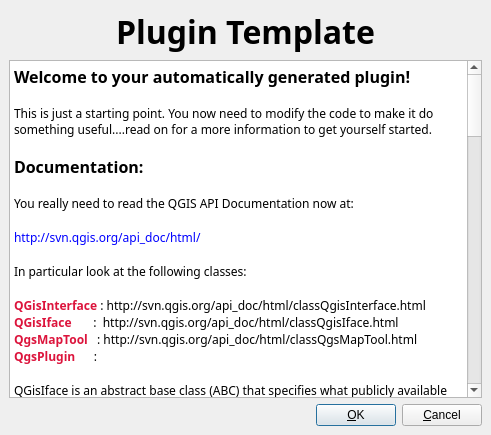
The window that src/plugins/plugin_template/pluginguibase.ui (kadas-albireo/kadas-albireo) describes before a commit, drawn with Qt 5.
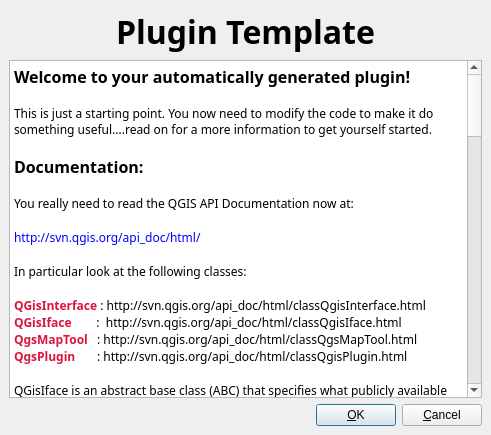
The same window after the commit. Icons and pictures are not drawn.

Commit message: Add proper link to QgisPlugin in dxygen docs

The edit to the form file:
```diff
--- a/src/plugins/plugin_template/pluginguibase.ui
+++ b/src/plugins/plugin_template/pluginguibase.ui
@@ -109,7 +109,7 @@
    <item row="1" column="0" >
     <widget class="QTextBrowser" name="textBrowser" >
      <property name="html" >
-      <string>&lt;html>&lt;head>&lt;meta name="qrichtext" content="1" />&lt;/head>&lt;body style=" white-space: pre-wrap; font-family:Sans Serif; font-size:9pt; font-weight:400; font-style:normal; text-decoration:none;">&lt;p style=" margin-top:0px; margin-bottom:0px; margin-left:0px; margin-right:0px; -qt-block-indent:0; text-indent:0px;">&lt;span style=" font-size:12pt; font-weight:600;">Welcome to your automatically generated plugin!&lt;/span>&lt;/p>&lt;p style="-qt-paragraph-type:empty; margin-top:0px; margin-bottom:0px; margin-left:0px; margin-right:0px; -qt-block-indent:0; text-indent:0px;">&lt;/p>&lt;p style=" margin-top:0px; margin-bottom:0px; margin-left:0px; margin-right:0px; -qt-block-indent:0; text-indent:0px;">This is just a starting point. You now need to modify the code to make it do something useful....read on for a more information to get yourself started.&lt;/p>&lt;p style="-qt-paragraph-type:empty; margin-top:0px; margin-bottom:0px; margin-left:0px; margin-right:0px; -qt-block-indent:0; text-indent:0px;">&lt;/p>&lt;p style=" margin-top:0px; margin-bottom:0px; margin-left:0px; margin-right:0px; -qt-block-indent:0; text-indent:0px;">&lt;span style=" font-size:12pt; font-weight:600;">Documentation:&lt;/span>&lt;/p>&lt;p style="-qt-paragraph-type:empty; margin-top:0px; margin-bottom:0px; margin-left:0px; margin-right:0px; -qt-block-indent:0; text-indent:0px;">&lt;/p>&lt;p style=" margin-top:0px; margin-bottom:0px; margin-left:0px; margin-right:0px; -qt-block-indent:0; text-indent:0px;">You really need to read the QGIS API Documentation now at:&lt;/p>&lt;p style="-qt-paragraph-type:empty; margin-top:0px; margin-bottom:0px; margin-left:0px; margin-right:0px; -qt-block-indent:0; text-indent:0px;">&lt;/p>&lt;p style=" margin-top:0px; margin-bottom:0px; margin-left:0px; margin-right:0px; -qt-block-indent:0; text-indent:0px;">&lt;span style=" color:#0000ff;">http://svn.qgis.org/api_doc/html/&lt;/span>&lt;/p>&lt;p style="-qt-paragraph-type:empty; margin-top:0px; margin-bottom:0px; margin-left:0px; margin-right:0px; -qt-block-indent:0; text-indent:0px;">&lt;/p>&lt;p style=" margin-top:0px; margin-bottom:0px; margin-left:0px; margin-right:0px; -qt-block-indent:0; text-indent:0px;">In particular look at the following classes:&lt;/p>&lt;p style="-qt-paragraph-type:empty; margin-top:0px; margin-bottom:0px; margin-left:0px; margin-right:0px; -qt-block-indent:0; text-indent:0px;">&lt;/p>&lt;p style=" margin-top:0px; margin-bottom:0px; margin-left:0px; margin-right:0px; -qt-block-indent:0; text-indent:0px;">&lt;span style=" font-weight:600; color:#dc143c;">QGisInterface&lt;/span> : http://svn.qgis.org/api_doc/html/classQgisInterface.html&lt;/p>&lt;p style=" margin-top:0px; margin-bottom:0px; margin-left:0px; margin-right:0px; -qt-block-indent:0; text-indent:0px;">&lt;span style=" font-weight:600; color:#dc143c;">QGisIface&lt;/span>       :  http://svn.qgis.org/api_doc/html/classQgisIface.html&lt;/p>&lt;p style=" margin-top:0px; margin-bottom:0px; margin-left:0px; margin-right:0px; -qt-block-indent:0; text-indent:0px;">&lt;span style=" font-weight:600; color:#dc143c;">QgsMapTool&lt;/span>   : http://svn.qgis.org/api_doc/html/classQgsMapTool.html&lt;/p>&lt;p style=" margin-top:0px; margin-bottom:0px; margin-left:0px; margin-right:0px; -qt-block-indent:0; text-indent:0px;">&lt;span style=" font-weight:600; color:#dc143c;">QgsPlugin&lt;/span>      :&lt;/p>&lt;p style="-qt-paragraph-type:empty; margin-top:0px; margin-bottom:0px; margin-left:0px; margin-right:0px; -qt-block-indent:0; text-indent:0px;">&lt;/p>&lt;p style=" margin-top:0px; margin-bottom:0px; margin-left:0px; margin-right:0px; -qt-block-indent:0; text-indent:0px;">QGisIface is an abstract base class (ABC) that specifies what publicly available features of QGIS are exposed to third party code and plugins. QgisInterface is an concrete implementation of this ABC. The preferred way to carry out operations on QGIS is via the QGisInterface. An instance of the QgisInterface is passed to the plugin when it loads. Please consult the QGIS development team if there is functionality required in the QGisInterface that is not available.&lt;/p>&lt;p style="-qt-paragraph-type:empty; margin-top:0px; margin-bottom:0px; margin-left:0px; margin-right:0px; -qt-block-indent:0; text-indent:0px;">&lt;/p>&lt;p style=" margin-top:0px; margin-bottom:0px; margin-left:0px; margin-right:0px; -qt-block-indent:0; text-indent:0px;">QgsPlugin is an ABC that defines required behaviour your plugin must provide. See below for more details.&lt;/p>&lt;p style="-qt-paragraph-type:empty; margin-top:0px; margin-bottom:0px; margin-left:0px; margin-right:0px; -qt-block-indent:0; text-indent:0px;">&lt;/p>&lt;p style=" margin-top:0px; margin-bottom:0px; margin-left:0px; margin-right:0px; -qt-block-indent:0; text-indent:0px;">&lt;span style=" font-size:12pt; font-weight:600;">What are all the files in my generated plugin directory for?&lt;/span>&lt;/p>&lt;p style="-qt-paragraph-type:empty; margin-top:0px; margin-bottom:0px; margin-left:0px; margin-right:0px; -qt-block-indent:0; text-indent:0px;">&lt;/p>&lt;p style=" margin-top:0px; margin-bottom:0px; margin-left:0px; margin-right:0px; -qt-block-indent:0; text-indent:0px;">&lt;span style=" font-weight:600; color:#dc143c;">Makefile.am  &lt;/span>&lt;/p>&lt;p style=" margin-top:0px; margin-bottom:0px; margin-left:0px; margin-right:0px; -qt-block-indent:0; text-indent:0px;">This is the generated Makefile specification for your plugin. You will see that specifies c++ include paths (-I) and library linkages -l) to Qt4, GDAL, GEOS, QGIS Core, QGIS Ui, QGIS Gui and QGis Raster. You should add you application specific dependencies and source files to this Makefile.&lt;/p>&lt;p style="-qt-paragraph-type:empty; margin-top:0px; margin-bottom:0px; margin-left:0px; margin-right:0px; -qt-block-indent:0; text-indent:0px;">&lt;/p>&lt;p style=" margin-top:0px; margin-bottom:0px; margin-left:0px; margin-right:0px; -qt-block-indent:0; text-indent:0px;">&lt;span style=" font-weight:600; color:#dc143c;">[pluginlcasename].h&lt;/span>&lt;/p>&lt;p style=" margin-top:0px; margin-bottom:0px; margin-left:0px; margin-right:0px; -qt-block-indent:0; text-indent:0px; font-weight:600; color:#dc143c;">[pluginlcasename].cpp  &lt;/p>&lt;p style=" margin-top:0px; margin-bottom:0px; margin-left:0px; margin-right:0px; -qt-block-indent:0; text-indent:0px;">This is the class that provides the 'glue' between your custom application logic and the QGIS application. You will see that a number of methods are already implemented for you - including some examples of how to add a raster or vector layer to the main application map canvas. This class is a subclass of QgisPlugin which defines required behaviour for a plugin. In particular, a plugin has a number of static methods and members so that the QgsPluginManager and plugin loader logic can identify each plugin, create an appropriate menu entry for it etc. Note there is nothing stopping you creating multiple toolbar icons and menu entries for a single plugin. By default though a single menu entry and toolbar button is created and its pre-configured to call the run() method in this class when selected. This default implementation provided for you by the plugin builder is well documented, so please refer to the code for further advice.&lt;/p>&lt;p style="-qt-paragraph-type:empty; margin-top:0px; margin-bottom:0px; margin-left:0px; margin-right:0px; -qt-block-indent:0; text-indent:0px;">&lt;/p>&lt;p style=" margin-top:0px; margin-bottom:0px; margin-left:0px; margin-right:0px; -qt-block-indent:0; text-indent:0px;">&lt;span style=" font-weight:600; color:#dc143c;">[pluginlcasename]guibase.ui  &lt;/span>&lt;/p>&lt;p style=" margin-top:0px; margin-bottom:0px; margin-left:0px; margin-right:0px; -qt-block-indent:0; text-indent:0px; font-weight:600; color:#dc143c;">[pluginlcasename]guibase.ui.h&lt;span style=" font-weight:400; color:#000000;">  &lt;/span>&lt;/p>&lt;p style=" margin-top:0px; margin-bottom:0px; margin-left:0px; margin-right:0px; -qt-block-indent:0; text-indent:0px;">This is an Abstract Base Class implemented in Qt4 fashion as a Qt designer 'ui' file. It defines the look of the default plugin dialog without implementing any application logic. You can modify this form to suite your needs or completely remove it if your plugin does not need to display a user form (e.g. for custom MapTools).&lt;/p>&lt;p style="-qt-paragraph-type:empty; margin-top:0px; margin-bottom:0px; margin-left:0px; margin-right:0px; -qt-block-indent:0; text-indent:0px;">&lt;/p>&lt;p style="-qt-paragraph-type:empty; margin-top:0px; margin-bottom:0px; margin-left:0px; margin-right:0px; -qt-block-indent:0; text-indent:0px;">&lt;/p>&lt;p style=" margin-top:0px; margin-bottom:0px; margin-left:0px; margin-right:0px; -qt-block-indent:0; text-indent:0px;">&lt;span style=" font-weight:600; color:#dc143c;">[pluginlcasename]gui.cpp  &lt;/span>&lt;/p>&lt;p style=" margin-top:0px; margin-bottom:0px; margin-left:0px; margin-right:0px; -qt-block-indent:0; text-indent:0px; font-weight:600; color:#dc143c;">[pluginlcasename]gui.h &lt;span style=" font-weight:400; color:#000000;"> &lt;/span>&lt;/p>&lt;p style=" margin-top:0px; margin-bottom:0px; margin-left:0px; margin-right:0px; -qt-block-indent:0; text-indent:0px;">This is the concrete class where application logic for the above mentioned dialog should go. The world is your oyster here really....&lt;/p>&lt;p style="-qt-paragraph-type:empty; margin-top:0px; margin-bottom:0px; margin-left:0px; margin-right:0px; -qt-block-indent:0; text-indent:0px;">&lt;/p>&lt;p style=" margin-top:0px; margin-bottom:0px; margin-left:0px; margin-right:0px; -qt-block-indent:0; text-indent:0px;">&lt;span style=" font-weight:600; color:#dc143c;">[pluginlcasename].qrc  &lt;/span>&lt;/p>&lt;p style=" margin-top:0px; margin-bottom:0px; margin-left:0px; margin-right:0px; -qt-block-indent:0; text-indent:0px; font-weight:600; color:#dc143c;">&lt;span style=" font-weight:400; color:#000000;">This is the Qt4 resources file for your plugin. The Makefile generated for your plugin is all set up to compile the resource file so all you need to do is add your additional icons etc using the simple xml file format. Note the namespace used for all your resources e.g. (":/[pluginname]/"). It is important to use this prefix for all your resources. We suggest you include any other images and run time data in this resurce file too.&lt;/span>&lt;/p>&lt;p style="-qt-paragraph-type:empty; margin-top:0px; margin-bottom:0px; margin-left:0px; margin-right:0px; -qt-block-indent:0; text-indent:0px;">&lt;/p>&lt;p style=" margin-top:0px; margin-bottom:0px; margin-left:0px; margin-right:0px; -qt-block-indent:0; text-indent:0px;">&lt;span style=" font-weight:600; color:#dc143c;">[pluginlcasename].png  &lt;/span>&lt;/p>&lt;p style=" margin-top:0px; margin-bottom:0px; margin-left:0px; margin-right:0px; -qt-block-indent:0; text-indent:0px; font-weight:600; color:#dc143c;">&lt;span style=" font-weight:400; color:#000000;">This is the icon that will be used for your plugin menu entry and toolbar icon. Simply replace this icon with your own icon to make your plugin disctinctive from the rest.&lt;/span>&lt;/p>&lt;p style="-qt-paragraph-type:empty; margin-top:0px; margin-bottom:0px; margin-left:0px; margin-right:0px; -qt-block-indent:0; text-indent:0px; font-weight:600; color:#dc143c;">&lt;/p>&lt;p style=" margin-top:0px; margin-bottom:0px; margin-left:0px; margin-right:0px; -qt-block-indent:0; text-indent:0px;">&lt;span style=" font-weight:600; color:#dc143c;">README&lt;/span>&lt;/p>&lt;p style=" margin-top:0px; margin-bottom:0px; margin-left:0px; margin-right:0px; -qt-block-indent:0; text-indent:0px;">This file contains the documentation you are reading now!&lt;/p>&lt;p style="-qt-paragraph-type:empty; margin-top:0px; margin-bottom:0px; margin-left:0px; margin-right:0px; -qt-block-indent:0; text-indent:0px;">&lt;/p>&lt;p style="-qt-paragraph-type:empty; margin-top:0px; margin-bottom:0px; margin-left:0px; margin-right:0px; -qt-block-indent:0; text-indent:0px;">&lt;/p>&lt;p style=" margin-top:0px; margin-bottom:0px; margin-left:0px; margin-right:0px; -qt-block-indent:0; text-indent:0px;">&lt;span style=" font-size:12pt; font-weight:600;">Getting developer help:&lt;/span>&lt;/p>&lt;p style="-qt-paragraph-type:empty; margin-top:0px; margin-bottom:0px; margin-left:0px; margin-right:0px; -qt-block-indent:0; text-indent:0px;">&lt;/p>&lt;p style=" margin-top:0px; margin-bottom:0px; margin-left:0px; margin-right:0px; -qt-block-indent:0; text-indent:0px;">For Questions and Comments regarding the plugin builder template and creating your features in QGIS using the plugin interface please contact us via:&lt;/p>&lt;p style="-qt-paragraph-type:empty; margin-top:0px; margin-bottom:0px; margin-left:0px; margin-right:0px; -qt-block-indent:0; text-indent:0px;">&lt;/p>&lt;p style=" margin-top:0px; margin-bottom:0px; margin-left:0px; margin-right:0px; -qt-block-indent:0; text-indent:0px;"> * the QGIS developers mailing list, or&lt;/p>&lt;p style=" margin-top:0px; margin-bottom:0px; margin-left:0px; margin-right:0px; -qt-block-indent:0; text-indent:0px;"> * IRC (#qgis on freenode.net)&lt;/p>&lt;p style="-qt-paragraph-type:empty; margin-top:0px; margin-bottom:0px; margin-left:0px; margin-right:0px; -qt-block-indent:0; text-indent:0px;">&lt;/p>&lt;p style=" margin-top:0px; margin-bottom:0px; margin-left:0px; margin-right:0px; -qt-block-indent:0; text-indent:0px;">QGIS is distributed under the Gnu Public License. If you create a useful plugin please consider contributing it back to the community.&lt;/p>&lt;p style="-qt-paragraph-type:empty; margin-top:0px; margin-bottom:0px; margin-left:0px; margin-right:0px; -qt-block-indent:0; text-indent:0px;">&lt;/p>&lt;p style=" margin-top:0px; margin-bottom:0px; margin-left:0px; margin-right:0px; -qt-block-indent:0; text-indent:0px;">Have fun and thank you for choosing QGIS.&lt;/p>&lt;p style="-qt-paragraph-type:empty; margin-top:0px; margin-bottom:0px; margin-left:0px; margin-right:0px; -qt-block-indent:0; text-indent:0px;">&lt;/p>&lt;p style=" margin-top:0px; margin-bottom:0px; margin-left:0px; margin-right:0px; -qt-block-indent:0; text-indent:0px;">&lt;span style=" font-weight:600;">The QGIS Team&lt;/span>&lt;/p>&lt;p style=" margin-top:0px; margin-bottom:0px; margin-left:0px; margin-right:0px; -qt-block-indent:0; text-indent:0px; font-weight:600;">2006&lt;/p>&lt;/body>&lt;/html></string>
+      <string>&lt;html>&lt;head>&lt;meta name="qrichtext" content="1" />&lt;/head>&lt;body style=" white-space: pre-wrap; font-family:Sans Serif; font-size:9pt; font-weight:400; font-style:normal; text-decoration:none;">&lt;p style=" margin-top:0px; margin-bottom:0px; margin-left:0px; margin-right:0px; -qt-block-indent:0; text-indent:0px;">&lt;span style=" font-size:12pt; font-weight:600;">Welcome to your automatically generated plugin!&lt;/span>&lt;/p>&lt;p style="-qt-paragraph-type:empty; margin-top:0px; margin-bottom:0px; margin-left:0px; margin-right:0px; -qt-block-indent:0; text-indent:0px;">&lt;/p>&lt;p style=" margin-top:0px; margin-bottom:0px; margin-left:0px; margin-right:0px; -qt-block-indent:0; text-indent:0px;">This is just a starting point. You now need to modify the code to make it do something useful....read on for a more information to get yourself started.&lt;/p>&lt;p style="-qt-paragraph-type:empty; margin-top:0px; margin-bottom:0px; margin-left:0px; margin-right:0px; -qt-block-indent:0; text-indent:0px;">&lt;/p>&lt;p style=" margin-top:0px; margin-bottom:0px; margin-left:0px; margin-right:0px; -qt-block-indent:0; text-indent:0px;">&lt;span style=" font-size:12pt; font-weight:600;">Documentation:&lt;/span>&lt;/p>&lt;p style="-qt-paragraph-type:empty; margin-top:0px; margin-bottom:0px; margin-left:0px; margin-right:0px; -qt-block-indent:0; text-indent:0px;">&lt;/p>&lt;p style=" margin-top:0px; margin-bottom:0px; margin-left:0px; margin-right:0px; -qt-block-indent:0; text-indent:0px;">You really need to read the QGIS API Documentation now at:&lt;/p>&lt;p style="-qt-paragraph-type:empty; margin-top:0px; margin-bottom:0px; margin-left:0px; margin-right:0px; -qt-block-indent:0; text-indent:0px;">&lt;/p>&lt;p style=" margin-top:0px; margin-bottom:0px; margin-left:0px; margin-right:0px; -qt-block-indent:0; text-indent:0px;">&lt;span style=" color:#0000ff;">http://svn.qgis.org/api_doc/html/&lt;/span>&lt;/p>&lt;p style="-qt-paragraph-type:empty; margin-top:0px; margin-bottom:0px; margin-left:0px; margin-right:0px; -qt-block-indent:0; text-indent:0px;">&lt;/p>&lt;p style=" margin-top:0px; margin-bottom:0px; margin-left:0px; margin-right:0px; -qt-block-indent:0; text-indent:0px;">In particular look at the following classes:&lt;/p>&lt;p style="-qt-paragraph-type:empty; margin-top:0px; margin-bottom:0px; margin-left:0px; margin-right:0px; -qt-block-indent:0; text-indent:0px;">&lt;/p>&lt;p style=" margin-top:0px; margin-bottom:0px; margin-left:0px; margin-right:0px; -qt-block-indent:0; text-indent:0px;">&lt;span style=" font-weight:600; color:#dc143c;">QGisInterface&lt;/span> : http://svn.qgis.org/api_doc/html/classQgisInterface.html&lt;/p>&lt;p style=" margin-top:0px; margin-bottom:0px; margin-left:0px; margin-right:0px; -qt-block-indent:0; text-indent:0px;">&lt;span style=" font-weight:600; color:#dc143c;">QGisIface&lt;/span>        :  http://svn.qgis.org/api_doc/html/classQgisIface.html&lt;/p>&lt;p style=" margin-top:0px; margin-bottom:0px; margin-left:0px; margin-right:0px; -qt-block-indent:0; text-indent:0px;">&lt;span style=" font-weight:600; color:#dc143c;">QgsMapTool&lt;/span>   : http://svn.qgis.org/api_doc/html/classQgsMapTool.html&lt;/p>&lt;p style=" margin-top:0px; margin-bottom:0px; margin-left:0px; margin-right:0px; -qt-block-indent:0; text-indent:0px;">&lt;span style=" font-weight:600; color:#dc143c;">QgsPlugin&lt;/span>       : http://svn.qgis.org/api_doc/html/classQgisPlugin.html&lt;/p>&lt;p style="-qt-paragraph-type:empty; margin-top:0px; margin-bottom:0px; margin-left:0px; margin-right:0px; -qt-block-indent:0; text-indent:0px;">&lt;/p>&lt;p style=" margin-top:0px; margin-bottom:0px; margin-left:0px; margin-right:0px; -qt-block-indent:0; text-indent:0px;">QGisIface is an abstract base class (ABC) that specifies what publicly available features of QGIS are exposed to third party code and plugins. QgisInterface is an concrete implementation of this ABC. The preferred way to carry out operations on QGIS is via the QGisInterface. An instance of the QgisInterface is passed to the plugin when it loads. Please consult the QGIS development team if there is functionality required in the QGisInterface that is not available.&lt;/p>&lt;p style="-qt-paragraph-type:empty; margin-top:0px; margin-bottom:0px; margin-left:0px; margin-right:0px; -qt-block-indent:0; text-indent:0px;">&lt;/p>&lt;p style=" margin-top:0px; margin-bottom:0px; margin-left:0px; margin-right:0px; -qt-block-indent:0; text-indent:0px;">QgsPlugin is an ABC that defines required behaviour your plugin must provide. See below for more details.&lt;/p>&lt;p style="-qt-paragraph-type:empty; margin-top:0px; margin-bottom:0px; margin-left:0px; margin-right:0px; -qt-block-indent:0; text-indent:0px;">&lt;/p>&lt;p style=" margin-top:0px; margin-bottom:0px; margin-left:0px; margin-right:0px; -qt-block-indent:0; text-indent:0px;">&lt;span style=" font-size:12pt; font-weight:600;">What are all the files in my generated plugin directory for?&lt;/span>&lt;/p>&lt;p style="-qt-paragraph-type:empty; margin-top:0px; margin-bottom:0px; margin-left:0px; margin-right:0px; -qt-block-indent:0; text-indent:0px;">&lt;/p>&lt;p style=" margin-top:0px; margin-bottom:0px; margin-left:0px; margin-right:0px; -qt-block-indent:0; text-indent:0px;">&lt;span style=" font-weight:600; color:#dc143c;">Makefile.am  &lt;/span>&lt;/p>&lt;p style=" margin-top:0px; margin-bottom:0px; margin-left:0px; margin-right:0px; -qt-block-indent:0; text-indent:0px;">This is the generated Makefile specification for your plugin. You will see that specifies c++ include paths (-I) and library linkages -l) to Qt4, GDAL, GEOS, QGIS Core, QGIS Ui, QGIS Gui and QGis Raster. You should add you application specific dependencies and source files to this Makefile.&lt;/p>&lt;p style="-qt-paragraph-type:empty; margin-top:0px; margin-bottom:0px; margin-left:0px; margin-right:0px; -qt-block-indent:0; text-indent:0px;">&lt;/p>&lt;p style=" margin-top:0px; margin-bottom:0px; margin-left:0px; margin-right:0px; -qt-block-indent:0; text-indent:0px;">&lt;span style=" font-weight:600; color:#dc143c;">[pluginlcasename].h&lt;/span>&lt;/p>&lt;p style=" margin-top:0px; margin-bottom:0px; margin-left:0px; margin-right:0px; -qt-block-indent:0; text-indent:0px; font-weight:600; color:#dc143c;">[pluginlcasename].cpp  &lt;/p>&lt;p style=" margin-top:0px; margin-bottom:0px; margin-left:0px; margin-right:0px; -qt-block-indent:0; text-indent:0px;">This is the class that provides the 'glue' between your custom application logic and the QGIS application. You will see that a number of methods are already implemented for you - including some examples of how to add a raster or vector layer to the main application map canvas. This class is a concrete instance of the QgisPlugin interface which defines required behaviour for a plugin. In particular, a plugin has a number of static methods and members so that the QgsPluginManager and plugin loader logic can identify each plugin, create an appropriate menu entry for it etc. Note there is nothing stopping you creating multiple toolbar icons and menu entries for a single plugin. By default though a single menu entry and toolbar button is created and its pre-configured to call the run() method in this class when selected. This default implementation provided for you by the plugin builder is well documented, so please refer to the code for further advice.&lt;/p>&lt;p style="-qt-paragraph-type:empty; margin-top:0px; margin-bottom:0px; margin-left:0px; margin-right:0px; -qt-block-indent:0; text-indent:0px;">&lt;/p>&lt;p style=" margin-top:0px; margin-bottom:0px; margin-left:0px; margin-right:0px; -qt-block-indent:0; text-indent:0px;">&lt;span style=" font-weight:600; color:#dc143c;">[pluginlcasename]guibase.ui  &lt;/span>&lt;/p>&lt;p style=" margin-top:0px; margin-bottom:0px; margin-left:0px; margin-right:0px; -qt-block-indent:0; text-indent:0px; font-weight:600; color:#dc143c;">[pluginlcasename]guibase.ui.h&lt;span style=" font-weight:400; color:#000000;">  &lt;/span>&lt;/p>&lt;p style=" margin-top:0px; margin-bottom:0px; margin-left:0px; margin-right:0px; -qt-block-indent:0; text-indent:0px;">This is an Abstract Base Class implemented in Qt4 fashion as a Qt designer 'ui' file. It defines the look of the default plugin dialog without implementing any application logic. You can modify this form to suite your needs or completely remove it if your plugin does not need to display a user form (e.g. for custom MapTools).&lt;/p>&lt;p style="-qt-paragraph-type:empty; margin-top:0px; margin-bottom:0px; margin-left:0px; margin-right:0px; -qt-block-indent:0; text-indent:0px;">&lt;/p>&lt;p style="-qt-paragraph-type:empty; margin-top:0px; margin-bottom:0px; margin-left:0px; margin-right:0px; -qt-block-indent:0; text-indent:0px;">&lt;/p>&lt;p style=" margin-top:0px; margin-bottom:0px; margin-left:0px; margin-right:0px; -qt-block-indent:0; text-indent:0px;">&lt;span style=" font-weight:600; color:#dc143c;">[pluginlcasename]gui.cpp  &lt;/span>&lt;/p>&lt;p style=" margin-top:0px; margin-bottom:0px; margin-left:0px; margin-right:0px; -qt-block-indent:0; text-indent:0px; font-weight:600; color:#dc143c;">[pluginlcasename]gui.h &lt;span style=" font-weight:400; color:#000000;"> &lt;/span>&lt;/p>&lt;p style=" margin-top:0px; margin-bottom:0px; margin-left:0px; margin-right:0px; -qt-block-indent:0; text-indent:0px;">This is the concrete class where application logic for the above mentioned dialog should go. The world is your oyster here really....&lt;/p>&lt;p style="-qt-paragraph-type:empty; margin-top:0px; margin-bottom:0px; margin-left:0px; margin-right:0px; -qt-block-indent:0; text-indent:0px;">&lt;/p>&lt;p style=" margin-top:0px; margin-bottom:0px; margin-left:0px; margin-right:0px; -qt-block-indent:0; text-indent:0px;">&lt;span style=" font-weight:600; color:#dc143c;">[pluginlcasename].qrc  &lt;/span>&lt;/p>&lt;p style=" margin-top:0px; margin-bottom:0px; margin-left:0px; margin-right:0px; -qt-block-indent:0; text-indent:0px; font-weight:600; color:#dc143c;">&lt;span style=" font-weight:400; color:#000000;">This is the Qt4 resources file for your plugin. The Makefile generated for your plugin is all set up to compile the resource file so all you need to do is add your additional icons etc using the simple xml file format. Note the namespace used for all your resources e.g. (":/[pluginname]/"). It is important to use this prefix for all your resources. We suggest you include any other images and run time data in this resurce file too.&lt;/span>&lt;/p>&lt;p style="-qt-paragraph-type:empty; margin-top:0px; margin-bottom:0px; margin-left:0px; margin-right:0px; -qt-block-indent:0; text-indent:0px;">&lt;/p>&lt;p style=" margin-top:0px; margin-bottom:0px; margin-left:0px; margin-right:0px; -qt-block-indent:0; text-indent:0px;">&lt;span style=" font-weight:600; color:#dc143c;">[pluginlcasename].png  &lt;/span>&lt;/p>&lt;p style=" margin-top:0px; margin-bottom:0px; margin-left:0px; margin-right:0px; -qt-block-indent:0; text-indent:0px; font-weight:600; color:#dc143c;">&lt;span style=" font-weight:400; color:#000000;">This is the icon that will be used for your plugin menu entry and toolbar icon. Simply replace this icon with your own icon to make your plugin disctinctive from the rest.&lt;/span>&lt;/p>&lt;p style="-qt-paragraph-type:empty; margin-top:0px; margin-bottom:0px; margin-left:0px; margin-right:0px; -qt-block-indent:0; text-indent:0px; font-weight:600; color:#dc143c;">&lt;/p>&lt;p style=" margin-top:0px; margin-bottom:0px; margin-left:0px; margin-right:0px; -qt-block-indent:0; text-indent:0px;">&lt;span style=" font-weight:600; color:#dc143c;">README&lt;/span>&lt;/p>&lt;p style=" margin-top:0px; margin-bottom:0px; margin-left:0px; margin-right:0px; -qt-block-indent:0; text-indent:0px;">This file contains the documentation you are reading now!&lt;/p>&lt;p style="-qt-paragraph-type:empty; margin-top:0px; margin-bottom:0px; margin-left:0px; margin-right:0px; -qt-block-indent:0; text-indent:0px;">&lt;/p>&lt;p style="-qt-paragraph-type:empty; margin-top:0px; margin-bottom:0px; margin-left:0px; margin-right:0px; -qt-block-indent:0; text-indent:0px;">&lt;/p>&lt;p style=" margin-top:0px; margin-bottom:0px; margin-left:0px; margin-right:0px; -qt-block-indent:0; text-indent:0px;">&lt;span style=" font-size:12pt; font-weight:600;">Getting developer help:&lt;/span>&lt;/p>&lt;p style="-qt-paragraph-type:empty; margin-top:0px; margin-bottom:0px; margin-left:0px; margin-right:0px; -qt-block-indent:0; text-indent:0px;">&lt;/p>&lt;p style=" margin-top:0px; margin-bottom:0px; margin-left:0px; margin-right:0px; -qt-block-indent:0; text-indent:0px;">For Questions and Comments regarding the plugin builder template and creating your features in QGIS using the plugin interface please contact us via:&lt;/p>&lt;p style="-qt-paragraph-type:empty; margin-top:0px; margin-bottom:0px; margin-left:0px; margin-right:0px; -qt-block-indent:0; text-indent:0px;">&lt;/p>&lt;p style=" margin-top:0px; margin-bottom:0px; margin-left:0px; margin-right:0px; -qt-block-indent:0; text-indent:0px;"> * the QGIS developers mailing list, or&lt;/p>&lt;p style=" margin-top:0px; margin-bottom:0px; margin-left:0px; margin-right:0px; -qt-block-indent:0; text-indent:0px;"> * IRC (#qgis on freenode.net)&lt;/p>&lt;p style="-qt-paragraph-type:empty; margin-top:0px; margin-bottom:0px; margin-left:0px; margin-right:0px; -qt-block-indent:0; text-indent:0px;">&lt;/p>&lt;p style=" margin-top:0px; margin-bottom:0px; margin-left:0px; margin-right:0px; -qt-block-indent:0; text-indent:0px;">QGIS is distributed under the Gnu Public License. If you create a useful plugin please consider contributing it back to the community.&lt;/p>&lt;p style="-qt-paragraph-type:empty; margin-top:0px; margin-bottom:0px; margin-left:0px; margin-right:0px; -qt-block-indent:0; text-indent:0px;">&lt;/p>&lt;p style=" margin-top:0px; margin-bottom:0px; margin-left:0px; margin-right:0px; -qt-block-indent:0; text-indent:0px;">Have fun and thank you for choosing QGIS.&lt;/p>&lt;p style="-qt-paragraph-type:empty; margin-top:0px; margin-bottom:0px; margin-left:0px; margin-right:0px; -qt-block-indent:0; text-indent:0px;">&lt;/p>&lt;p style=" margin-top:0px; margin-bottom:0px; margin-left:0px; margin-right:0px; -qt-block-indent:0; text-indent:0px;">&lt;span style=" font-weight:600;">The QGIS Team&lt;/span>&lt;/p>&lt;p style=" margin-top:0px; margin-bottom:0px; margin-left:0px; margin-right:0px; -qt-block-indent:0; text-indent:0px; font-weight:600;">2006&lt;/p>&lt;/body>&lt;/html></string>
      </property>
     </widget>
    </item>
```
The commit also changes 1 other file.
